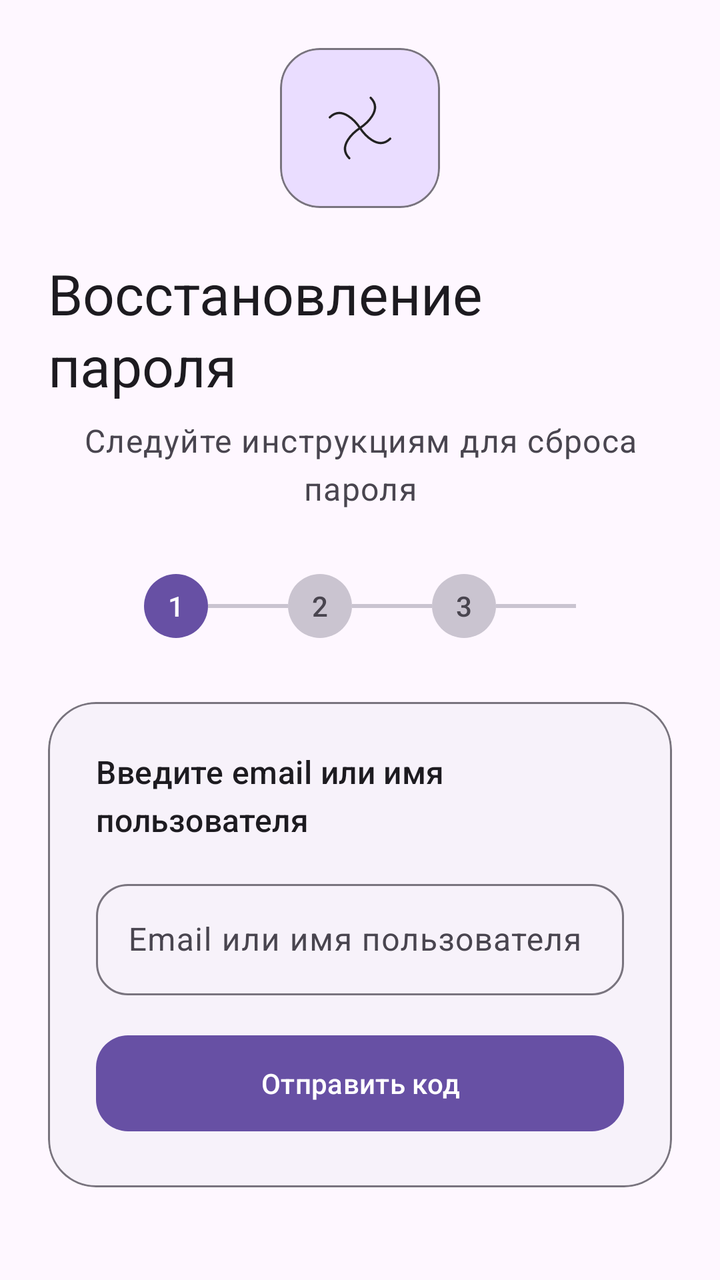
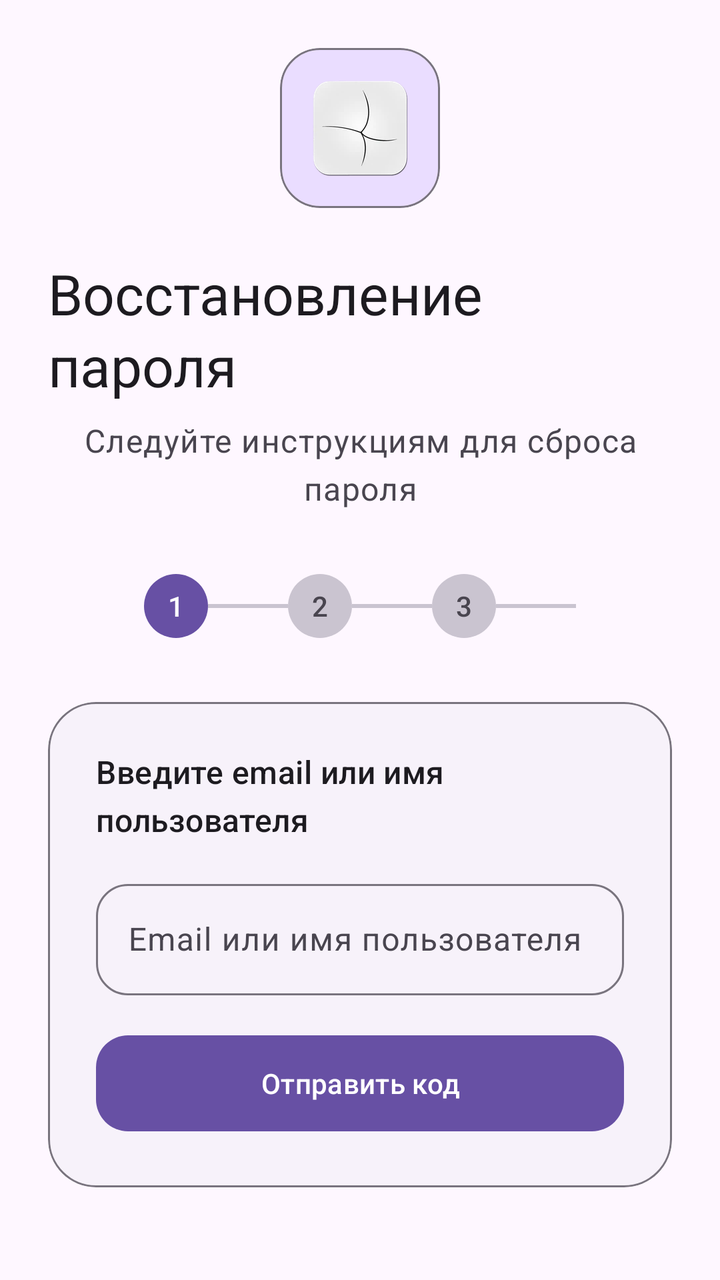

An Android layout rendered at two revisions. The XML below is the earlier revision; the diff shows what the commit changed to produce the second picture.
<!-- AndroidManifest.xml: activity theme Theme.BarkfluffClientAndroid -->
<!-- res/layout/activity_reset_password.xml -->
<?xml version="1.0" encoding="utf-8"?>
<androidx.constraintlayout.widget.ConstraintLayout xmlns:android="http://schemas.android.com/apk/res/android"
    xmlns:app="http://schemas.android.com/apk/res-auto"
    android:layout_width="match_parent"
    android:layout_height="match_parent"
    android:background="?android:attr/colorBackground">

    <androidx.core.widget.NestedScrollView
        android:layout_width="0dp"
        android:layout_height="0dp"
        android:fillViewport="true"
        app:layout_constraintBottom_toBottomOf="parent"
        app:layout_constraintEnd_toEndOf="parent"
        app:layout_constraintStart_toStartOf="parent"
        app:layout_constraintTop_toTopOf="parent">

        <LinearLayout
            android:layout_width="match_parent"
            android:layout_height="wrap_content"
            android:gravity="center_horizontal"
            android:orientation="vertical"
            android:padding="24dp">

            
            <com.google.android.material.card.MaterialCardView
                android:id="@+id/logoCard"
                android:layout_width="80dp"
                android:layout_height="80dp"
                android:layout_marginBottom="24dp"
                app:cardBackgroundColor="?attr/colorPrimaryContainer"
                app:cardCornerRadius="20dp"
                app:cardElevation="0dp"
                app:strokeColor="?attr/colorOutline"
                app:strokeWidth="1dp">

                <ImageView
                    android:id="@+id/logoImage"
                    android:layout_width="match_parent"
                    android:layout_height="match_parent"
                    android:contentDescription="@string/app_name"
                    android:padding="16dp"
                    android:src="@drawable/ic_launcher_foreground" />

            </com.google.android.material.card.MaterialCardView>

            
            <TextView
                android:id="@+id/titleText"
                android:layout_width="wrap_content"
                android:layout_height="wrap_content"
                android:layout_marginBottom="8dp"
                android:text="Восстановление пароля"
                android:textAppearance="?attr/textAppearanceHeadlineMedium"
                android:textColor="?attr/colorOnSurface" />

            
            <TextView
                android:id="@+id/subtitleText"
                android:layout_width="wrap_content"
                android:layout_height="wrap_content"
                android:layout_marginBottom="32dp"
                android:text="Следуйте инструкциям для сброса пароля"
                android:textAppearance="?attr/textAppearanceBodyLarge"
                android:textColor="?attr/colorOnSurfaceVariant"
                android:gravity="center" />

            
            <LinearLayout
                android:id="@+id/progressContainer"
                android:layout_width="match_parent"
                android:layout_height="wrap_content"
                android:layout_marginBottom="32dp"
                android:gravity="center"
                android:orientation="horizontal">

                
                <TextView
                    android:id="@+id/stepIndicator1"
                    android:layout_width="32dp"
                    android:layout_height="32dp"
                    android:background="@drawable/circle_background_active"
                    android:gravity="center"
                    android:text="1"
                    android:textAppearance="?attr/textAppearanceLabelLarge"
                    android:textColor="?attr/colorOnPrimary" />

                
                <View
                    android:id="@+id/line1"
                    android:layout_width="40dp"
                    android:layout_height="2dp"
                    android:background="?attr/colorOutlineVariant" />

                
                <TextView
                    android:id="@+id/stepIndicator2"
                    android:layout_width="32dp"
                    android:layout_height="32dp"
                    android:background="@drawable/circle_background_inactive"
                    android:gravity="center"
                    android:text="2"
                    android:textAppearance="?attr/textAppearanceLabelLarge"
                    android:textColor="?attr/colorOnSurfaceVariant" />

                
                <View
                    android:id="@+id/line2"
                    android:layout_width="40dp"
                    android:layout_height="2dp"
                    android:background="?attr/colorOutlineVariant" />

                
                <TextView
                    android:id="@+id/stepIndicator3"
                    android:layout_width="32dp"
                    android:layout_height="32dp"
                    android:background="@drawable/circle_background_inactive"
                    android:gravity="center"
                    android:text="3"
                    android:textAppearance="?attr/textAppearanceLabelLarge"
                    android:textColor="?attr/colorOnSurfaceVariant" />

                
                <View
                    android:id="@+id/line3"
                    android:layout_width="40dp"
                    android:layout_height="2dp"
                    android:background="?attr/colorOutlineVariant" />

                
                <ImageView
                    android:id="@+id/stepIndicatorComplete"
                    android:layout_width="32dp"
                    android:layout_height="32dp"
                    android:padding="4dp"
                    android:src="@drawable/ic_check_circle"
                    android:visibility="gone"
                    app:tint="?attr/colorOutlineVariant" />

            </LinearLayout>

            
            <com.google.android.material.card.MaterialCardView
                android:id="@+id/step1Card"
                android:layout_width="match_parent"
                android:layout_height="wrap_content"
                app:cardBackgroundColor="?attr/colorSurfaceContainerLow"
                app:cardCornerRadius="24dp"
                app:cardElevation="0dp"
                app:strokeColor="?attr/colorOutline"
                app:strokeWidth="1dp">

                <LinearLayout
                    android:layout_width="match_parent"
                    android:layout_height="wrap_content"
                    android:orientation="vertical"
                    android:padding="24dp">

                    <TextView
                        android:layout_width="wrap_content"
                        android:layout_height="wrap_content"
                        android:layout_marginBottom="16dp"
                        android:text="Введите email или имя пользователя"
                        android:textAppearance="?attr/textAppearanceTitleMedium"
                        android:textColor="?attr/colorOnSurface" />

                    <com.google.android.material.textfield.TextInputLayout
                        android:id="@+id/emailInputLayout"
                        style="@style/Widget.Material3.TextInputLayout.OutlinedBox"
                        android:layout_width="match_parent"
                        android:layout_height="wrap_content"
                        android:layout_marginBottom="16dp"
                        android:hint="Email или имя пользователя"
                        app:boxCornerRadiusBottomEnd="16dp"
                        app:boxCornerRadiusBottomStart="16dp"
                        app:boxCornerRadiusTopEnd="16dp"
                        app:boxCornerRadiusTopStart="16dp">

                        <com.google.android.material.textfield.TextInputEditText
                            android:id="@+id/emailEditText"
                            android:layout_width="match_parent"
                            android:layout_height="wrap_content"
                            android:inputType="text"
                            android:maxLines="1" />

                    </com.google.android.material.textfield.TextInputLayout>

                    <com.google.android.material.button.MaterialButton
                        android:id="@+id/sendCodeButton"
                        android:layout_width="match_parent"
                        android:layout_height="56dp"
                        android:text="Отправить код"
                        android:textAllCaps="false"
                        app:cornerRadius="16dp" />

                </LinearLayout>

            </com.google.android.material.card.MaterialCardView>

            
            <com.google.android.material.card.MaterialCardView
                android:id="@+id/step2Card"
                android:layout_width="match_parent"
                android:layout_height="wrap_content"
                android:visibility="gone"
                app:cardBackgroundColor="?attr/colorSurfaceContainerLow"
                app:cardCornerRadius="24dp"
                app:cardElevation="0dp"
                app:strokeColor="?attr/colorOutline"
                app:strokeWidth="1dp">

                <LinearLayout
                    android:layout_width="match_parent"
                    android:layout_height="wrap_content"
                    android:orientation="vertical"
                    android:padding="24dp">

                    <TextView
                        android:layout_width="wrap_content"
                        android:layout_height="wrap_content"
                        android:layout_marginBottom="8dp"
                        android:text="Введите код подтверждения"
                        android:textAppearance="?attr/textAppearanceTitleMedium"
                        android:textColor="?attr/colorOnSurface" />

                    <TextView
                        android:layout_width="wrap_content"
                        android:layout_height="wrap_content"
                        android:layout_marginBottom="24dp"
                        android:text="Мы отправили 6-значный код на ваш email"
                        android:textAppearance="?attr/textAppearanceBodyMedium"
                        android:textColor="?attr/colorOnSurfaceVariant" />

                    
                    <LinearLayout
                        android:id="@+id/otpBoxesLayout"
                        android:layout_width="match_parent"
                        android:layout_height="wrap_content"
                        android:layout_marginBottom="24dp"
                        android:gravity="center"
                        android:orientation="horizontal">

                        <EditText
                            android:id="@+id/otpBox1"
                            android:layout_width="48dp"
                            android:layout_height="56dp"
                            android:layout_marginEnd="8dp"
                            android:background="@drawable/otp_box_background"
                            android:gravity="center"
                            android:inputType="number"
                            android:maxLength="1"
                            android:textAppearance="?attr/textAppearanceHeadlineMedium"
                            android:textColor="?attr/colorOnSurface" />

                        <EditText
                            android:id="@+id/otpBox2"
                            android:layout_width="48dp"
                            android:layout_height="56dp"
                            android:layout_marginEnd="8dp"
                            android:background="@drawable/otp_box_background"
                            android:gravity="center"
                            android:inputType="number"
                            android:maxLength="1"
                            android:textAppearance="?attr/textAppearanceHeadlineMedium"
                            android:textColor="?attr/colorOnSurface" />

                        <EditText
                            android:id="@+id/otpBox3"
                            android:layout_width="48dp"
                            android:layout_height="56dp"
                            android:layout_marginEnd="8dp"
                            android:background="@drawable/otp_box_background"
                            android:gravity="center"
                            android:inputType="number"
                            android:maxLength="1"
                            android:textAppearance="?attr/textAppearanceHeadlineMedium"
                            android:textColor="?attr/colorOnSurface" />

                        <EditText
                            android:id="@+id/otpBox4"
                            android:layout_width="48dp"
                            android:layout_height="56dp"
                            android:layout_marginEnd="8dp"
                            android:background="@drawable/otp_box_background"
                            android:gravity="center"
                            android:inputType="number"
                            android:maxLength="1"
                            android:textAppearance="?attr/textAppearanceHeadlineMedium"
                            android:textColor="?attr/colorOnSurface" />

                        <EditText
                            android:id="@+id/otpBox5"
                            android:layout_width="48dp"
                            android:layout_height="56dp"
                            android:layout_marginEnd="8dp"
                            android:background="@drawable/otp_box_background"
                            android:gravity="center"
                            android:inputType="number"
                            android:maxLength="1"
                            android:textAppearance="?attr/textAppearanceHeadlineMedium"
                            android:textColor="?attr/colorOnSurface" />

                        <EditText
                            android:id="@+id/otpBox6"
                            android:layout_width="48dp"
                            android:layout_height="56dp"
                            android:background="@drawable/otp_box_background"
                            android:gravity="center"
                            android:inputType="number"
                            android:maxLength="1"
                            android:textAppearance="?attr/textAppearanceHeadlineMedium"
                            android:textColor="?attr/colorOnSurface" />

                    </LinearLayout>

                    <com.google.android.material.button.MaterialButton
                        android:id="@+id/confirmCodeButton"
                        android:layout_width="match_parent"
                        android:layout_height="56dp"
                        android:text="Подтвердить код"
                        android:textAllCaps="false"
                        app:cornerRadius="16dp" />

                    <com.google.android.material.button.MaterialButton
                        android:id="@+id/resendCodeButton"
                        style="@style/Widget.Material3.Button.TextButton"
                        android:layout_width="wrap_content"
                        android:layout_height="wrap_content"
                        android:layout_gravity="center"
                        android:layout_marginTop="8dp"
                        android:text="Отправить код повторно"
                        android:textAllCaps="false" />

                </LinearLayout>

            </com.google.android.material.card.MaterialCardView>

            
            <com.google.android.material.card.MaterialCardView
                android:id="@+id/step3Card"
                android:layout_width="match_parent"
                android:layout_height="wrap_content"
                android:visibility="gone"
                app:cardBackgroundColor="?attr/colorSurfaceContainerLow"
                app:cardCornerRadius="24dp"
                app:cardElevation="0dp"
                app:strokeColor="?attr/colorOutline"
                app:strokeWidth="1dp">

                <LinearLayout
                    android:layout_width="match_parent"
                    android:layout_height="wrap_content"
                    android:orientation="vertical"
                    android:padding="24dp">

                    <TextView
                        android:layout_width="wrap_content"
                        android:layout_height="wrap_content"
                        android:layout_marginBottom="16dp"
                        android:text="Создайте новый пароль"
                        android:textAppearance="?attr/textAppearanceTitleMedium"
                        android:textColor="?attr/colorOnSurface" />

                    <com.google.android.material.textfield.TextInputLayout
                        android:id="@+id/newPasswordInputLayout"
                        style="@style/Widget.Material3.TextInputLayout.OutlinedBox"
                        android:layout_width="match_parent"
                        android:layout_height="wrap_content"
                        android:layout_marginBottom="16dp"
                        android:hint="Новый пароль"
                        app:boxCornerRadiusBottomEnd="16dp"
                        app:boxCornerRadiusBottomStart="16dp"
                        app:boxCornerRadiusTopEnd="16dp"
                        app:boxCornerRadiusTopStart="16dp"
                        app:endIconMode="password_toggle">

                        <com.google.android.material.textfield.TextInputEditText
                            android:id="@+id/newPasswordEditText"
                            android:layout_width="match_parent"
                            android:layout_height="wrap_content"
                            android:inputType="textPassword"
                            android:maxLines="1" />

                    </com.google.android.material.textfield.TextInputLayout>

                    <com.google.android.material.textfield.TextInputLayout
                        android:id="@+id/confirmPasswordInputLayout"
                        style="@style/Widget.Material3.TextInputLayout.OutlinedBox"
                        android:layout_width="match_parent"
                        android:layout_height="wrap_content"
                        android:layout_marginBottom="16dp"
                        android:hint="Подтвердите пароль"
                        app:boxCornerRadiusBottomEnd="16dp"
                        app:boxCornerRadiusBottomStart="16dp"
                        app:boxCornerRadiusTopEnd="16dp"
                        app:boxCornerRadiusTopStart="16dp"
                        app:endIconMode="password_toggle">

                        <com.google.android.material.textfield.TextInputEditText
                            android:id="@+id/confirmPasswordEditText"
                            android:layout_width="match_parent"
                            android:layout_height="wrap_content"
                            android:inputType="textPassword"
                            android:maxLines="1" />

                    </com.google.android.material.textfield.TextInputLayout>

                    <com.google.android.material.button.MaterialButton
                        android:id="@+id/savePasswordButton"
                        android:layout_width="match_parent"
                        android:layout_height="56dp"
                        android:text="Сохранить новый пароль"
                        android:textAllCaps="false"
                        app:cornerRadius="16dp" />

                </LinearLayout>

            </com.google.android.material.card.MaterialCardView>

            
            <LinearLayout
                android:id="@+id/successContainer"
                android:layout_width="match_parent"
                android:layout_height="wrap_content"
                android:gravity="center"
                android:orientation="vertical"
                android:padding="32dp"
                android:visibility="gone">

                <ImageView
                    android:layout_width="80dp"
                    android:layout_height="80dp"
                    android:layout_marginBottom="24dp"
                    android:importantForAccessibility="no"
                    android:src="@drawable/ic_check_circle"
                    app:tint="?attr/colorPrimary" />

                <TextView
                    android:layout_width="wrap_content"
                    android:layout_height="wrap_content"
                    android:layout_marginBottom="8dp"
                    android:text="Пароль успешно изменён!"
                    android:textAppearance="?attr/textAppearanceHeadlineSmall"
                    android:textColor="?attr/colorOnSurface"
                    android:gravity="center" />

                <TextView
                    android:layout_width="wrap_content"
                    android:layout_height="wrap_content"
                    android:layout_marginBottom="32dp"
                    android:text="Теперь вы можете войти с новым паролем"
                    android:textAppearance="?attr/textAppearanceBodyLarge"
                    android:textColor="?attr/colorOnSurfaceVariant"
                    android:gravity="center" />

                <com.google.android.material.button.MaterialButton
                    android:id="@+id/backToLoginButton"
                    android:layout_width="match_parent"
                    android:layout_height="56dp"
                    android:text="Вернуться к входу"
                    android:textAllCaps="false"
                    app:cornerRadius="16dp" />

            </LinearLayout>

            
            <TextView
                android:id="@+id/errorText"
                android:layout_width="match_parent"
                android:layout_height="wrap_content"
                android:layout_marginTop="16dp"
                android:background="@drawable/error_background"
                android:padding="12dp"
                android:textAppearance="?attr/textAppearanceBodySmall"
                android:textColor="?attr/colorError"
                android:visibility="gone" />

            
            <com.google.android.material.progressindicator.CircularProgressIndicator
                android:id="@+id/loadingProgress"
                android:layout_width="wrap_content"
                android:layout_height="wrap_content"
                android:layout_marginTop="24dp"
                android:indeterminate="true"
                android:visibility="gone" />

        </LinearLayout>

    </androidx.core.widget.NestedScrollView>

</androidx.constraintlayout.widget.ConstraintLayout>
<!-- resources referenced by this layout -->
<resources>
  <!-- drawable circle_background_active (drawable) -->
  <?xml version="1.0" encoding="utf-8"?>
  <shape xmlns:android="http://schemas.android.com/apk/res/android"
      android:shape="oval">
      <solid android:color="?attr/colorPrimary" />
  </shape>
  <!-- drawable circle_background_inactive (drawable) -->
  <?xml version="1.0" encoding="utf-8"?>
  <shape xmlns:android="http://schemas.android.com/apk/res/android"
      android:shape="oval">
      <solid android:color="?attr/colorOutlineVariant" />
  </shape>
  <!-- drawable error_background (drawable) -->
  <?xml version="1.0" encoding="utf-8"?>
  <shape xmlns:android="http://schemas.android.com/apk/res/android"
      android:shape="rectangle">
      <solid android:color="?attr/colorErrorContainer" />
      <corners android:radius="8dp" />
  </shape>
  <!-- drawable ic_check_circle (drawable) -->
  <vector xmlns:android="http://schemas.android.com/apk/res/android"
      android:width="24dp"
      android:height="24dp"
      android:viewportWidth="24"
      android:viewportHeight="24">
      <path
          android:fillColor="?attr/colorPrimary"
          android:pathData="M12,2C6.48,2 2,6.48 2,12s4.48,10 10,10 10,-4.48 10,-10S17.52,2 12,2zM10,17l-5,-5 1.41,-1.41L10,14.17l7.59,-7.59L19,8l-9,9z" />
  </vector>
  <!-- drawable ic_launcher_foreground (drawable) -->
  <?xml version="1.0" encoding="utf-8"?>
  <vector xmlns:android="http://schemas.android.com/apk/res/android"
      android:width="108dp"
      android:height="108dp"
      android:viewportWidth="108"
      android:viewportHeight="108">
  
      
  
      
      <path
          android:pathData="M66,20 C80,34 60,50 54,54"
          android:strokeColor="#222222"
          android:strokeWidth="2.5"
          android:strokeLineCap="round"
          android:fillColor="#00000000" />
  
      
      <path
          android:pathData="M88,66 C74,80 58,60 54,54"
          android:strokeColor="#222222"
          android:strokeWidth="2.5"
          android:strokeLineCap="round"
          android:fillColor="#00000000" />
  
      
      <path
          android:pathData="M42,88 C28,74 48,58 54,54"
          android:strokeColor="#222222"
          android:strokeWidth="2.5"
          android:strokeLineCap="round"
          android:fillColor="#00000000" />
  
      
      <path
          android:pathData="M20,42 C34,28 50,48 54,54"
          android:strokeColor="#222222"
          android:strokeWidth="2.5"
          android:strokeLineCap="round"
          android:fillColor="#00000000" />
  
  </vector>
  <!-- drawable otp_box_background (drawable) -->
  <?xml version="1.0" encoding="utf-8"?>
  <shape xmlns:android="http://schemas.android.com/apk/res/android"
      android:shape="rectangle">
      <solid android:color="?attr/colorSurfaceContainerHigh" />
      <corners android:radius="16dp" />
      <stroke
          android:width="2dp"
          android:color="?attr/colorOutline" />
  </shape>
  <string name="app_name">Barkfluff</string>
  <style name="Theme.BarkfluffClientAndroid" parent="Base.Theme.BarkfluffClientAndroid" />
  <!-- unchanged entries left out for length: 1 -->
</resources>

<!-- the commit's change to res/layout/activity_reset_password.xml (unified diff, before → after) -->
@@ -39,7 +39,7 @@
                     android:layout_height="match_parent"
                     android:contentDescription="@string/app_name"
                     android:padding="16dp"
-                    android:src="@drawable/ic_launcher_foreground" />
+                    android:src="@mipmap/ic_launcher" />
 
             </com.google.android.material.card.MaterialCardView>
 
<!-- resource entries referenced after the edit -->
@@ -29,49 +29,6 @@
           android:fillColor="?attr/colorPrimary"
           android:pathData="M12,2C6.48,2 2,6.48 2,12s4.48,10 10,10 10,-4.48 10,-10S17.52,2 12,2zM10,17l-5,-5 1.41,-1.41L10,14.17l7.59,-7.59L19,8l-9,9z" />
   </vector>
-  <!-- drawable ic_launcher_foreground (drawable) -->
-  <?xml version="1.0" encoding="utf-8"?>
-  <vector xmlns:android="http://schemas.android.com/apk/res/android"
-      android:width="108dp"
-      android:height="108dp"
-      android:viewportWidth="108"
-      android:viewportHeight="108">
-  
-      
-  
-      
-      <path
-          android:pathData="M66,20 C80,34 60,50 54,54"
-          android:strokeColor="#222222"
-          android:strokeWidth="2.5"
-          android:strokeLineCap="round"
-          android:fillColor="#00000000" />
-  
-      
-      <path
-          android:pathData="M88,66 C74,80 58,60 54,54"
-          android:strokeColor="#222222"
-          android:strokeWidth="2.5"
-          android:strokeLineCap="round"
-          android:fillColor="#00000000" />
-  
-      
-      <path
-          android:pathData="M42,88 C28,74 48,58 54,54"
-          android:strokeColor="#222222"
-          android:strokeWidth="2.5"
-          android:strokeLineCap="round"
-          android:fillColor="#00000000" />
-  
-      
-      <path
-          android:pathData="M20,42 C34,28 50,48 54,54"
-          android:strokeColor="#222222"
-          android:strokeWidth="2.5"
-          android:strokeLineCap="round"
-          android:fillColor="#00000000" />
-  
-  </vector>
   <!-- drawable otp_box_background (drawable) -->
   <?xml version="1.0" encoding="utf-8"?>
   <shape xmlns:android="http://schemas.android.com/apk/res/android"
@@ -82,6 +39,7 @@
           android:width="2dp"
           android:color="?attr/colorOutline" />
   </shape>
+  <!-- mipmap ic_launcher: webp bitmap (mipmap-hdpi, 1276 bytes) -->
   <string name="app_name">Barkfluff</string>
   <style name="Theme.BarkfluffClientAndroid" parent="Base.Theme.BarkfluffClientAndroid" />
   <!-- unchanged entries left out for length: 1 -->
